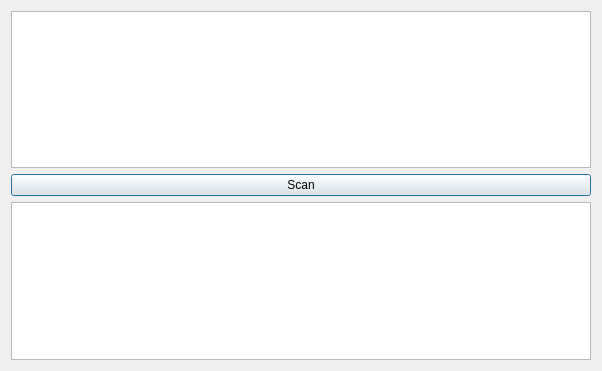
ArJKloek/FlowControl, file ui/nodeviewer.ui: the form before one commit.
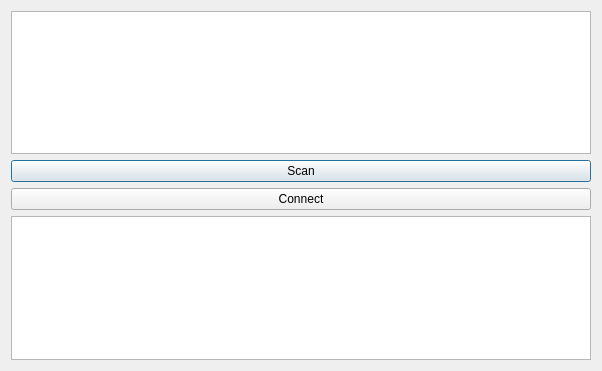
The form after the commit.

What changed in the file:
```diff
--- a/ui/nodeviewer.ui
+++ b/ui/nodeviewer.ui
@@ -24,6 +24,13 @@
      </property>
     </widget>
    </item>
+   <item>
+    <widget class="QPushButton" name="btnConnect">
+     <property name="text">
+      <string>Connect</string>
+     </property>
+    </widget>
+   </item>
    <item>
     <widget class="QTextEdit" name="log"/>
    </item>
```
